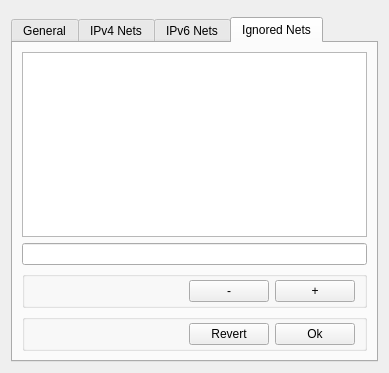
First picture: the form in zad/Designer/settings.ui, repository z1e2v3s/zad, before the edit.
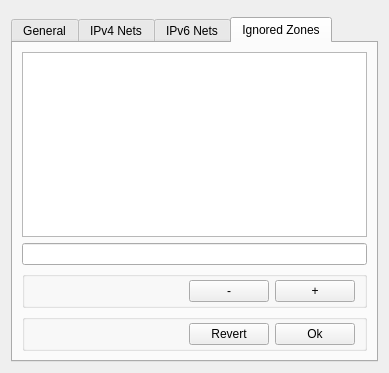
Second picture: the form after the edit. The open tabs and pages were chosen to show the change.

Commit message: Implemented "ignored zones" (changed from "ignored nets")

Patch:
```diff
--- a/zad/Designer/settings.ui
+++ b/zad/Designer/settings.ui
@@ -456,7 +456,7 @@
      </widget>
      <widget class="QWidget" name="tab">
       <attribute name="title">
-       <string>Ignored Nets</string>
+       <string>Ignored Zones</string>
       </attribute>
       <layout class="QVBoxLayout" name="verticalLayout_15">
        <item>
```
Left out of the diff: 2 changed lines with no effect on the pictures. The commit also changes 4 other files.
